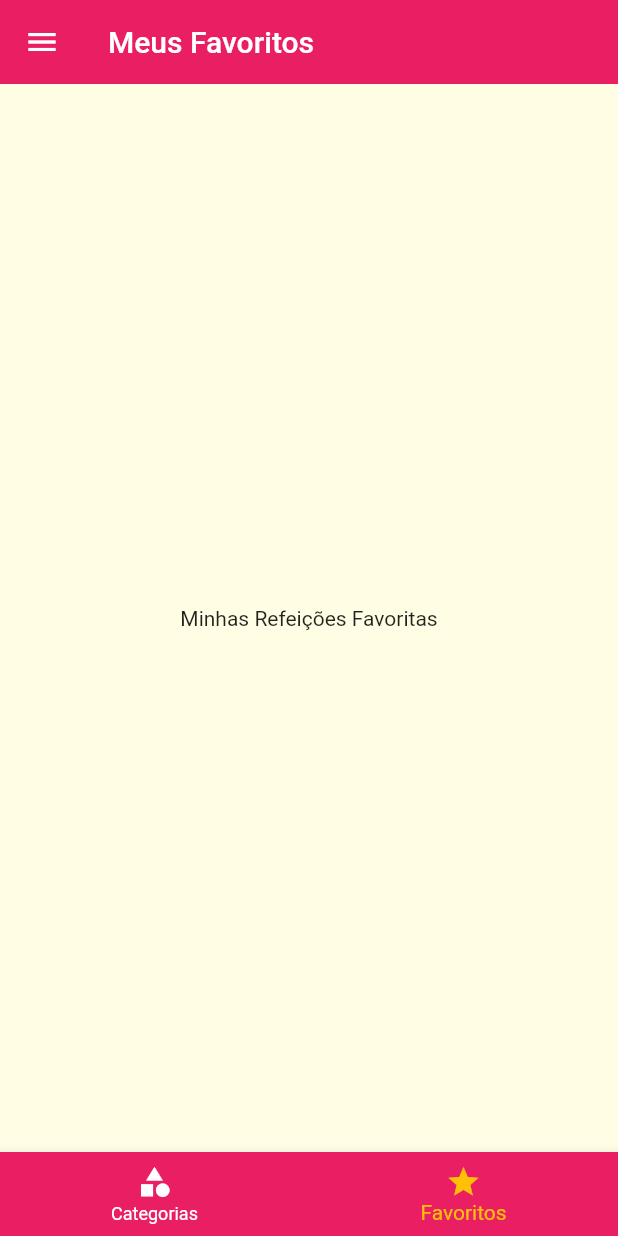
After one commit to Mott4/meals, a Flutter app: the TabsScreen screen opened directly, item 2 of the bottom bar chosen, on a phone screen of 412 x 824 dp. The commit adds this screen. Run offline on Flutter 3.47's test engine with Material 2 defaults, Android fonts, the phone set to English and light mode, and no system bars.

Commit message:
Screens de categorias, favoritos, comidas e criação da TabBar

```diff
--- /dev/null
+++ b/lib/screens/favorite_screen.dart
@@ -0,0 +1,14 @@
+import 'package:flutter/src/widgets/container.dart';
+import 'package:flutter/src/widgets/framework.dart';
+import 'package:flutter/material.dart';
+
+class FavoriteScreen extends StatelessWidget {
+  const FavoriteScreen({super.key});
+
+  @override
+  Widget build(BuildContext context) {
+    return Center(
+      child: Text('Minhas Refeições Favoritas'),
+    );
+  }
+}
--- /dev/null
+++ b/lib/screens/tabs_screen.dart
@@ -0,0 +1,62 @@
+import 'package:flutter/src/widgets/container.dart';
+import 'package:flutter/src/widgets/framework.dart';
+import 'package:flutter/material.dart';
+import 'package:meals/screens/categories_screen.dart';
+
+import '../components/main_drawer.dart';
+import 'favorite_screen.dart';
+
+class TabsScreen extends StatefulWidget {
+  const TabsScreen({super.key});
+
+  @override
+  State<TabsScreen> createState() => _TabsScreenState();
+}
+
+class _TabsScreenState extends State<TabsScreen> {
+  int _selectedScreenIndex = 0;
+  final List<Map<String, Object>> _screens = [
+    {'title': 'Lista de Categorias', 'screen': CategoriesScreen()},
+    {'title': 'Meus Favoritos', 'screen': const FavoriteScreen()},
+  ];
+
+  _selectScreen(int index) {
+    setState(() {
+      _selectedScreenIndex = index;
+    });
+  }
+
+  @override
+  Widget build(BuildContext context) {
+    return Scaffold(
+      appBar: AppBar(
+        elevation: 0,
+        title: Text(
+          _screens[_selectedScreenIndex]['title'].toString(),
+        ),
+      ),
+      drawer: MainDrawer(),
+      body: _screens[_selectedScreenIndex]['screen'] as Widget,
+      bottomNavigationBar: BottomNavigationBar(
+        onTap: _selectScreen,
+        backgroundColor: Theme.of(context).colorScheme.primary,
+        unselectedItemColor: Colors.white,
+        selectedItemColor: Theme.of(context).colorScheme.secondary,
+        currentIndex: _selectedScreenIndex,
+        // type: BottomNavigationBarType.shifting,
+        items: [
+          BottomNavigationBarItem(
+            //    backgroundColor: Theme.of(context).colorScheme.primary,
+            icon: Icon(Icons.category),
+            label: 'Categorias',
+          ),
+          BottomNavigationBarItem(
+            //  backgroundColor: Theme.of(context).colorScheme.primary,
+            icon: Icon(Icons.star),
+            label: 'Favoritos',
+          ),
+        ],
+      ),
+    );
+  }
+}
```
Also changed, not shown: lib/screens/categories_meals_screen.dart (+13 -3 lines), lib/screens/categories_screen.dart (+1 -9 lines), lib/screens/meal_detail_screen.dart (added, +106 -0 lines).
